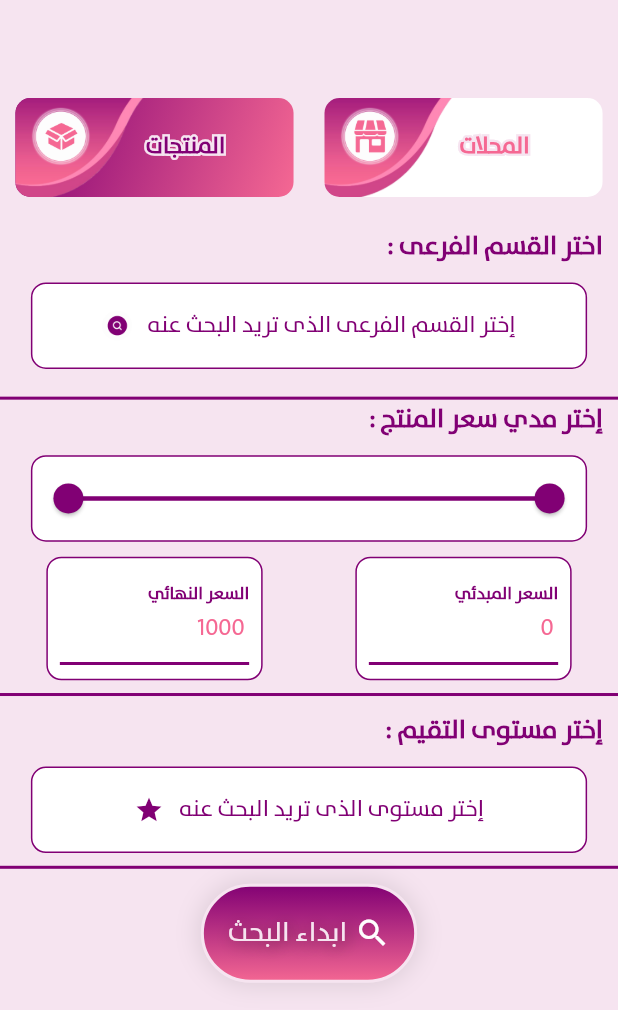
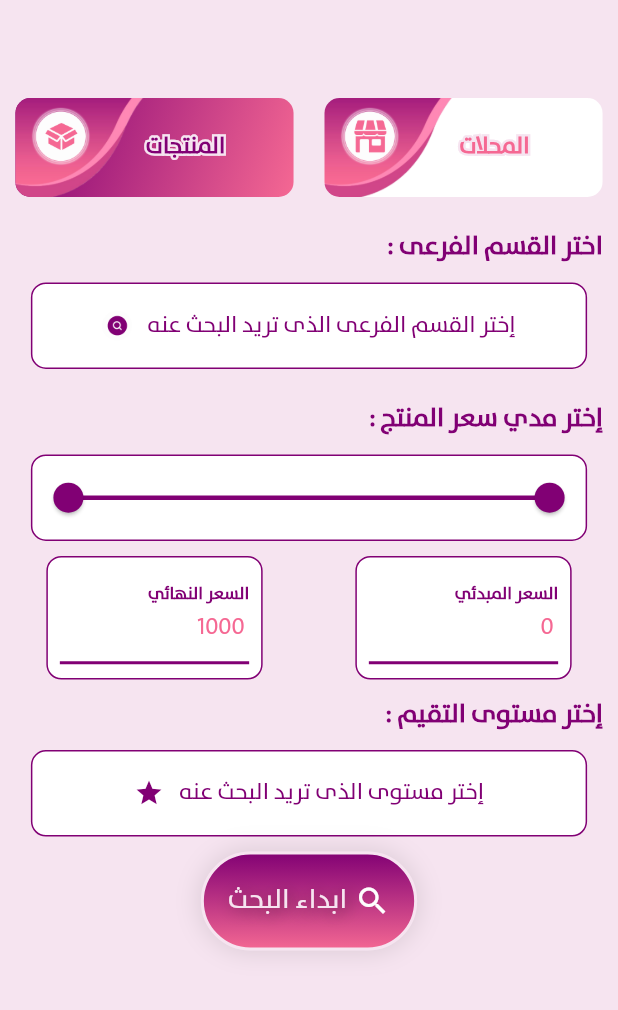
Before and after one commit to AhmedElbasha97/sprinkles, a Flutter app: the FilterScreen screen opened directly, after a tap on the "subject" icon, on a phone screen of 412 x 824 dp, the part 226-1236 px from its top. Run offline on Flutter 3.47's test engine with Material 2 defaults, Android fonts, the phone set to English and light mode, and no system bars; our stand-ins replace cached_network_image, carousel_slider, connectivity_plus, cool_alert, dio, easy_localization and 12 more; missing offline and left inert: in_app_update, map_launcher, star_rating; accounts and stored records are empty; network calls fail.

Commit message:
removing deviders

```diff
--- a/lib/ui/filter/filter_screen.dart
+++ b/lib/ui/filter/filter_screen.dart
@@ -486,7 +486,6 @@ class FilterScreen extends StatelessWidget {
                   const SizedBox(
                     height: 10,
                   ),
-
                   Padding(
                     padding: const EdgeInsets.symmetric(horizontal: 10.0),
                     child: Container(
@@ -855,20 +854,6 @@ class FilterScreen extends StatelessWidget {
                   ),
                   const SizedBox(
                     height: 10,
-                  ),
-
-
-
-                  ///seprate
-                  controller.selectedTap != "p"?const SizedBox():controller.mainCategoryName == ""?const SizedBox():const SizedBox(
-                    height: 10,
-                  ),
-                  controller.selectedTap != "p"?const SizedBox():controller.mainCategoryName == ""?const SizedBox():const Divider(
-                    color: kDarkPinkColor,
-                    height: 0.5,
-                    thickness: 2,
-                    endIndent: 0,
-                    indent: 0,
                   ),
                   controller.selectedTap != "p"?const SizedBox():  controller.mainCategoryName == ""?const SizedBox():const SizedBox(
                     height: 10,
@@ -1232,16 +1217,7 @@ class FilterScreen extends StatelessWidget {
                   const SizedBox(
                     height: 10,
                   ),
-                  const Divider(
-                    color: kDarkPinkColor,
-                    height: 0.5,
-                    thickness: 2,
-                    endIndent: 0,
-                    indent: 0,
-                  ),
-                  controller.mainCategoryName == ""?const SizedBox():const SizedBox(
-                    height: 10,
-                  ),
+
 
                   controller.selectedTap != "p"?const SizedBox():Padding(
                     padding: const EdgeInsets.symmetric(horizontal: 10.0),
@@ -1414,16 +1390,8 @@ class FilterScreen extends StatelessWidget {
                   controller.selectedTap != "p"?const SizedBox():const SizedBox(
                     height: 10,
                   ),
-                  controller.selectedTap != "p"?const SizedBox():const Divider(
-                    color: kDarkPinkColor,
-                    height: 0.5,
-                    thickness: 2,
-                    endIndent: 0,
-                    indent: 0,
-                  ),
-                  const SizedBox(
-                    height: 10,
-                  ),
+
+
                   Padding(
                     padding: const EdgeInsets.symmetric(horizontal: 10.0),
                     child: Container(
@@ -1595,18 +1563,6 @@ class FilterScreen extends StatelessWidget {
                   const SizedBox(
                     height: 10,
                   ),
-                  const Divider(
-                    color: kDarkPinkColor,
-                    height: 0.5,
-                    thickness: 2,
-                    endIndent: 0,
-                    indent: 0,
-                  ),
-                  const SizedBox(
-                    height: 10,
-                  ),
-
-
                   Center(
                     child: InkWell(
                       onTap: (){
```
